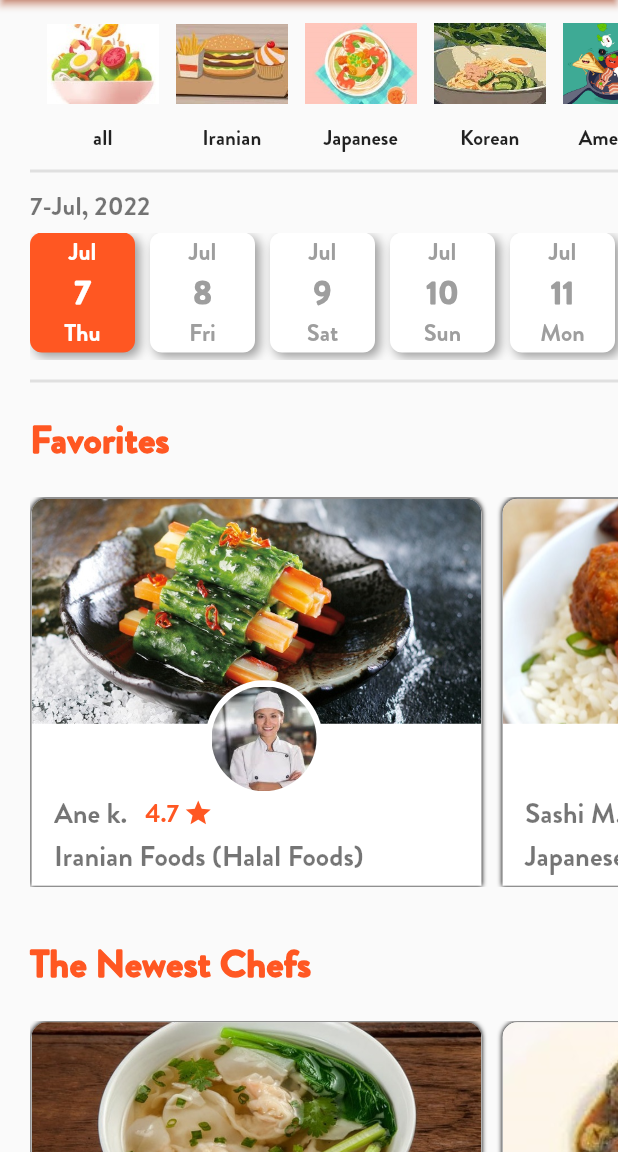
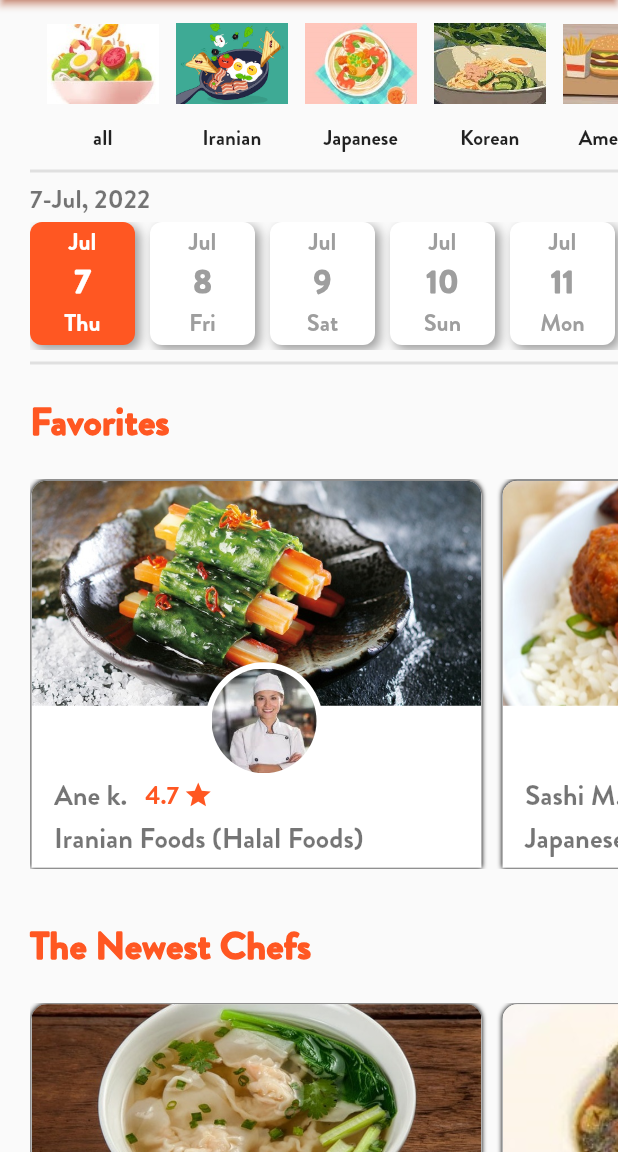
Before and after one commit to Fsaberi140/shef, a Flutter app: the HomeScreen screen opened by its route, on a phone screen of 412 x 824 dp, the part 84-1236 px from its top. Run offline on Flutter 3.47's test engine with Material 2 defaults, Android fonts, the phone set to English and light mode, and no system bars; our stand-ins replace google_fonts; generated files the repository leaves out were written again.

Commit message:
creat change

```diff
--- a/lib/l10n/app_en.arb
+++ b/lib/l10n/app_en.arb
@@ -8,7 +8,7 @@
     "last": "Last Name",
     "email": "Email",
     "password": "Password",
-    "description": "By clicking Log in, Sign in with Facebook or \nSign in with Google you agree to Shef's",
+    "description": "By clicking Log in, Sign in with Facebook\nor Sign in with Google you agree to Shef's",
     "and":" and ",
     "term":"Terms of Service",
     "policy":"Privacy Policy.",
@@ -29,14 +29,14 @@
     "facebookB": "Facebook",
     "instagram": "Instagram",
     "twitter": "Twitter",
-    "promotion": "RECEIVE PROMOTIONS, DISCOUNTS",
-    "corporate": "CORPORATE",
+    "promotion": "RECEIVE  PROMOTIONS, DISCOUNTS",
+    "corporate": "Corporate",
     "become": "Become a Chef",
-    "customer": "CUSTOMER  SERVICE",
+    "customer": "Customer Services",
     "careers": "Careers",
     "gift": "Gift Card",
     "already": "Already A Customer? ",
-    "contact": "Cntact Us",
+    "contact": "Contact Us",
     "text1" : "The word chef is derived (and shortened) from the term chef de cuisine , the director or head of a kitchen. (The French word comes from Latin caput (head) and is cognate with English chief). In English, the title chef in the culinary profession originated in the haute cuisine of the 19th century. The culinary arts, among other aspects of the French language introduced French loan-words into the English language.",
     "text2" : "Other names include executive chef, chef manager, head chef, and master chef. This person is in charge of all activities related to the kitchen, which usually includes menu creation, management of kitchen staff, ordering and purchasing of inventory, controlling raw material costs and plating design. Chef de cuisine is the traditional French term from which the English word chef is derived.[2] Head chef is often used to designate someone with the same duties as an executive chef, but there is usually someone in charge of a head chef, possibly making the larger executive decisions such as direction of menu, final authority in staff management decisions, and so on.[3] This is often the case for executive chefs with multiple restaurants. Involved in checking the sensory evaluation of dishes after preparation and they are well aware of each sensory property of those specific dishes. In the UK, the title executive chef normally applies to hotels with multi outlets in the same hotel. Other establishments in the UK tend to use the title head chef.",
     "text3" : "The sous-chef de cuisine (under-chef of the kitchen) is the second-in-command and direct assistant of the chef de cuisine or head chef. This person may be responsible for scheduling the kitchen staff, or substituting when the head chef is absent. Also, he or she will fill in for or assist a chef de partie (line cook) when needed. This person is accountable for the kitchen's inventory, cleanliness, organization, and the continuing training of its entire staff. A sous-chef's duties can also include carrying out the head chef's directives, conducting line checks, and overseeing the timely rotation of all food products. Smaller operations may not have a sous-chef, while larger operations may have more than one.",
--- a/lib/main.dart
+++ b/lib/main.dart
@@ -117,7 +117,7 @@ class MyApp extends StatelessWidget {
           caption: TextStyle(fontFamily: defultFontFamily, fontSize: 15),
         ),
       ),
-      home: StartScreen(),
+      home: HomeScreen(),
     );
   }
 }
--- a/lib/pages/homeScreen.dart
+++ b/lib/pages/homeScreen.dart
@@ -147,7 +147,7 @@ class _CalendarState extends State<HomeScreen> {
                                   Navigator.pushNamed(context, "/iranian");
                                 },
                                 child: Image.asset(
-                                  'assets/img/types/2.jpg',
+                                  'assets/img/types/5.jpg',
                                   width: 75,
                                   height: 60,
                                 ),
@@ -214,7 +214,7 @@ class _CalendarState extends State<HomeScreen> {
                                   Navigator.pushNamed(context, "/american");
                                 },
                                 child: Image.asset(
-                                  'assets/img/types/5.jpg',
+                                  'assets/img/types/2.jpg',
                                   width: 75,
                                   height: 60,
                                 ),
@@ -262,7 +262,7 @@ class _CalendarState extends State<HomeScreen> {
                       color: Colors.grey[300],
                     ),
                     const SizedBox(
-                      height: 10,
+                      height: 5,
                     ),
                     Column(
                       children: [
@@ -277,7 +277,7 @@ class _CalendarState extends State<HomeScreen> {
                                   selectedDate.year.toString(),
                               style: themeData.textTheme.subtitle2,
                             )),
-                        const SizedBox(height: 5),
+                        const SizedBox(height: 3),
                         SizedBox(
                             height: 85,
                             child: ListView.separated(
@@ -299,8 +299,8 @@ class _CalendarState extends State<HomeScreen> {
                                   },
                                   child: Container(
                                     margin:
-                                        const EdgeInsets.fromLTRB(0, 0, 0, 5),
-                                    height: 50,
+                                        const EdgeInsets.fromLTRB(0, 0, 0, 3),
+                                    height: 55,
                                     width: 70,
                                     alignment: Alignment.center,
                                     decoration: BoxDecoration(
@@ -359,6 +359,9 @@ class _CalendarState extends State<HomeScreen> {
                                                   ? Colors.white
                                                   : Colors.grey),
                                         ),
+                                        SizedBox(
+                                          height: 2,
+                                        ),
                                       ],
                                     ),
                                   ),
@@ -368,7 +371,7 @@ class _CalendarState extends State<HomeScreen> {
                       ],
                     ),
                     const SizedBox(
-                      height: 15,
+                      height: 10,
                     ),
                     Divider(
                       thickness: 2,
@@ -2239,7 +2242,8 @@ class _CalendarState extends State<HomeScreen> {
                   onTap: () {},
                   child: Text(
                     AppLocalizations.of(context)!.header,
-                    style: themeData.textTheme.headline4,
+                    style: themeData.textTheme.headline4!
+                        .copyWith(color: themeData.primaryColor, fontSize: 31),
                   ),
                 ),
                 const SizedBox(
@@ -2250,7 +2254,6 @@ class _CalendarState extends State<HomeScreen> {
                   children: [
                     const Icon(
                       Icons.ondemand_video,
-                      size: 26,
                     ),
                     const SizedBox(
                       width: 10,
@@ -2259,7 +2262,7 @@ class _CalendarState extends State<HomeScreen> {
                       onTap: () {},
                       child: Text(
                         AppLocalizations.of(context)!.videos,
-                        style: themeData.textTheme.subtitle1,
+                        style: themeData.textTheme.bodyText2,
                       ),
                     ),
                   ],
@@ -2271,13 +2274,13 @@ class _CalendarState extends State<HomeScreen> {
                   onTap: () {},
                   child: Text(
                     AppLocalizations.of(context)!.buy,
-                    style: themeData.textTheme.subtitle1,
-                  ),
-                ),
-              ],
-            ),
-            const SizedBox(
-              height: 30,
+                    style: themeData.textTheme.bodyText2,
+                  ),
+                ),
+              ],
+            ),
+            const SizedBox(
+              height: 20,
             ),
             Column(
               children: [
@@ -2288,7 +2291,7 @@ class _CalendarState extends State<HomeScreen> {
                 ),
                 Container(
                   width: MediaQuery.of(context).size.width,
-                  height: 250,
+                  height: 235,
                   decoration: BoxDecoration(
                     color: themeData.primaryColor,
                   ),
@@ -2336,13 +2339,13 @@ class _CalendarState extends State<HomeScreen> {
                     ),
                     Text(
                       AppLocalizations.of(context)!.promotion,
-                      style: themeData.textTheme.subtitle1!.copyWith(
+                      style: themeData.textTheme.subtitle2!.copyWith(
                         color: themeData.colorScheme.onPrimary,
-                        fontSize: 17,
-                      ),
-                    ),
-                    const SizedBox(
-                      height: 35,
+                        fontSize: 16,
+                      ),
+                    ),
+                    const SizedBox(
+                      height: 15,
                     ),
                   ]),
                 ),
@@ -2351,18 +2354,17 @@ class _CalendarState extends State<HomeScreen> {
                   height: 0,
                   color: Colors.black,
                 ),
-                Row(
+                Padding(
+                  padding: const EdgeInsets.only(top: 5),
+                  child: Row(
                     mainAxisAlignment: MainAxisAlignment.spaceAround,
                     children: [
                       Column(
-                      crossAxisAlignment: CrossAxisAlignment.center,
-                      children: [
-                        const SizedBox(
-                          height: 20,
-                        ),
+                        crossAxisAlignment: CrossAxisAlignment.start,
+                        children: [
                           Text(
                             AppLocalizations.of(context)!.customer,
-                          style: themeData.textTheme.subtitle2!.copyWith(
+                            style: themeData.textTheme.subtitle1!.copyWith(
                               fontWeight: FontWeight.bold,
                               color: themeData.primaryColor,
                             ),
@@ -2372,51 +2374,48 @@ class _CalendarState extends State<HomeScreen> {
                           ),
                           Text(
                             AppLocalizations.of(context)!.blog,
+                            style: themeData.textTheme.subtitle2!.copyWith(
+                              color: Colors.black,
+                            ),
+                          ),
+                          const SizedBox(
+                            height: 10,
+                          ),
+                          Text(
+                            AppLocalizations.of(context)!.careers,
+                            style: themeData.textTheme.subtitle2!.copyWith(
+                              color: Colors.black,
+                            ),
+                          ),
+                          const SizedBox(
+                            height: 10,
+                          ),
+                          Text(
+                            AppLocalizations.of(context)!.list,
+                            style: themeData.textTheme.subtitle2!.copyWith(
+                              color: Colors.black,
+                            ),
+                          ),
+                          const SizedBox(
+                            height: 10,
+                          ),
+                          Text(
+                            AppLocalizations.of(context)!.gift,
+                            style: themeData.textTheme.subtitle2!.copyWith(
+                              color: Colors.black,
+                            ),
+                          ),
+                        ],
+                      ),
+                      Column(
+                        crossAxisAlignment: CrossAxisAlignment.start,
+                        children: [
+                          const SizedBox(
+                            height: 20,
+                          ),
+                          Text(
+                            AppLocalizations.of(context)!.corporate,
                             style: themeData.textTheme.subtitle1!.copyWith(
-                            color: Colors.black,
-                          ),
-                        ),
-                        const SizedBox(
-                          height: 10,
-                        ),
-                        Text(
-                          AppLocalizations.of(context)!.careers,
-                          style: themeData.textTheme.subtitle1!.copyWith(
-                            color: Colors.black,
-                          ),
-                        ),
-                        const SizedBox(
-                          height: 10,
-                        ),
-                        Text(
-                          AppLocalizations.of(context)!.list,
-                          style: themeData.textTheme.subtitle1!.copyWith(
-                            color: Colors.black,
-                          ),
-                        ),
-                        const SizedBox(
-                          height: 10,
-                        ),
-                        Text(
-                          AppLocalizations.of(context)!.gift,
-                          style: themeData.textTheme.subtitle1!.copyWith(
-                            color: Colors.black,
-                          ),
-                        ),
-                        const SizedBox(
-                          height: 20,
-                        ),
-                      ],
-                    ),
-                    Column(
-                      crossAxisAlignment: CrossAxisAlignment.center,
-                      children: [
-                        const SizedBox(
-                          height: 20,
-                        ),
-                        Text(
-                          AppLocalizations.of(context)!.corporate,
-                          style: themeData.textTheme.subtitle2!.copyWith(
                               color: themeData.primaryColor,
                               fontWeight: FontWeight.bold,
                             ),
@@ -2426,7 +2425,7 @@ class _CalendarState extends State<HomeScreen> {
                           ),
                           Text(
                             AppLocalizations.of(context)!.about,
-                          style: themeData.textTheme.subtitle1!.copyWith(
+                            style: themeData.textTheme.subtitle2!.copyWith(
                               color: Colors.black,
                             ),
                           ),
@@ -2435,7 +2434,7 @@ class _CalendarState extends State<HomeScreen> {
                           ),
                           Text(
                             AppLocalizations.of(context)!.food,
-                          style: themeData.textTheme.subtitle1!.copyWith(
+                            style: themeData.textTheme.subtitle2!.copyWith(
                               color: Colors.black,
                             ),
                           ),
@@ -2444,7 +2443,7 @@ class _CalendarState extends State<HomeScreen> {
                           ),
                           Text(
                             AppLocalizations.of(context)!.help,
-                          style: themeData.textTheme.subtitle1!.copyWith(
+                            style: themeData.textTheme.subtitle2!.copyWith(
                               color: Colors.black,
                             ),
                           ),
@@ -2453,26 +2452,27 @@ class _CalendarState extends State<HomeScreen> {
                           ),
                           Text(
                             AppLocalizations.of(context)!.become,
-                          style: themeData.textTheme.subtitle1!.copyWith(
+                            style: themeData.textTheme.subtitle2!.copyWith(
                               color: Colors.black,
                             ),
                           ),
                           const SizedBox(
-                          height: 30,
-                        ),
-                      ],
-                    ),
-                  ],
+                            height: 20,
+                          ),
+                        ],
+                      ),
+                    ],
+                  ),
                 ),
                 Text(
                   AppLocalizations.of(context)!.contact,
                   textAlign: TextAlign.center,
-                  style: themeData.textTheme.subtitle1!.copyWith(
+                  style: themeData.textTheme.caption!.copyWith(
                     color: Colors.black,
                   ),
                 ),
                 const SizedBox(
-                  height: 20,
+                  height: 15,
                 ),
                 Container(
                   width: MediaQuery.of(context).size.width,
@@ -2487,7 +2487,7 @@ class _CalendarState extends State<HomeScreen> {
                       children: [
                         Text(
                           AppLocalizations.of(context)!.already,
-                          style: themeData.textTheme.subtitle1!.copyWith(
+                          style: themeData.textTheme.subtitle2!.copyWith(
                               color: themeData.colorScheme.onPrimary,
                               letterSpacing: 1.2,
                               fontWeight: FontWeight.w500),
@@ -2496,7 +2496,7 @@ class _CalendarState extends State<HomeScreen> {
                           onTap: () {},
                           child: Text(
                             AppLocalizations.of(context)!.login,
-                            style: themeData.textTheme.subtitle1!.copyWith(
+                            style: themeData.textTheme.subtitle2!.copyWith(
                                 color: themeData.colorScheme.onPrimary,
                                 letterSpacing: 1.2,
                                 fontWeight: FontWeight.w500),
```
Lines whose indentation alone changed are shown as unchanged.
